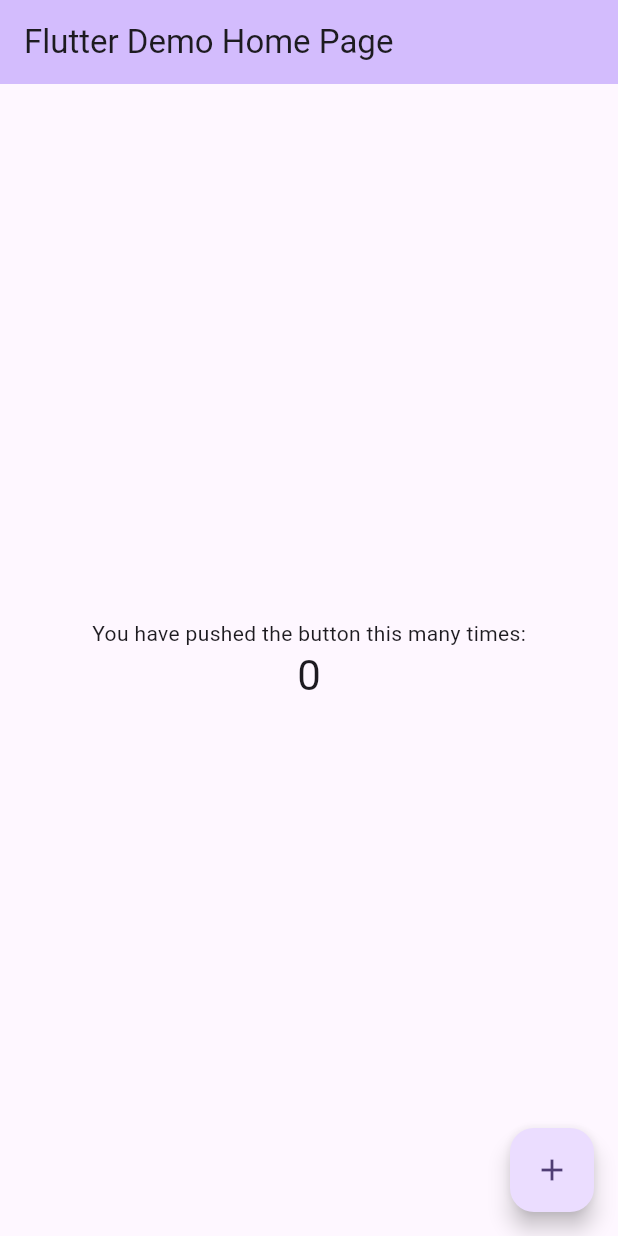
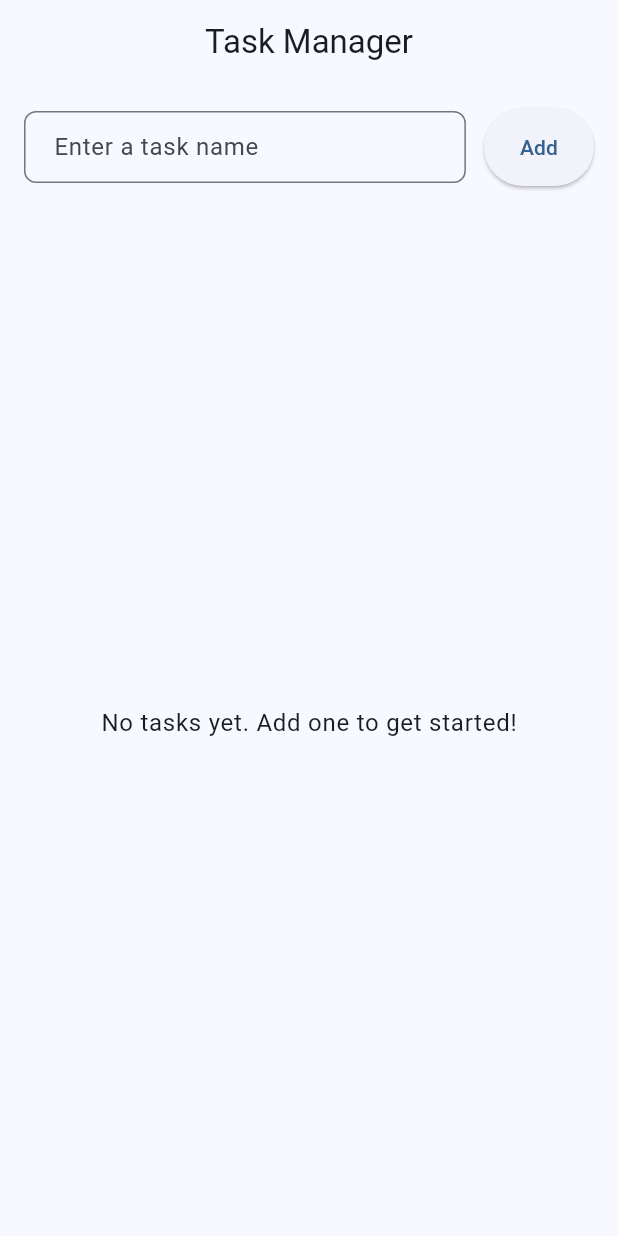
Before and after one commit to usmann56/taskmanager, a Flutter app: the screen it shows after launch, on a phone screen of 412 x 824 dp. Run offline on Flutter 3.47's test engine with Material 3 defaults, Android fonts, the phone set to English and light mode, and no system bars.

Commit message:
create delete and checkde tasks using state mang

```diff
--- a/lib/main.dart
+++ b/lib/main.dart
@@ -1,122 +1,164 @@
 import 'package:flutter/material.dart';
 
 void main() {
-  runApp(const MyApp());
+  runApp(const TaskApp());
 }
 
-class MyApp extends StatelessWidget {
-  const MyApp({super.key});
+class TaskApp extends StatelessWidget {
+  const TaskApp({Key? key}) : super(key: key);
 
-  // This widget is the root of your application.
   @override
   Widget build(BuildContext context) {
     return MaterialApp(
-      title: 'Flutter Demo',
+      title: 'Task Manager',
       theme: ThemeData(
-        // This is the theme of your application.
-        //
-        // TRY THIS: Try running your application with "flutter run". You'll see
-        // the application has a purple toolbar. Then, without quitting the app,
-        // try changing the seedColor in the colorScheme below to Colors.green
-        // and then invoke "hot reload" (save your changes or press the "hot
-        // reload" button in a Flutter-supported IDE, or press "r" if you used
-        // the command line to start the app).
-        //
-        // Notice that the counter didn't reset back to zero; the application
-        // state is not lost during the reload. To reset the state, use hot
-        // restart instead.
-        //
-        // This works for code too, not just values: Most code changes can be
-        // tested with just a hot reload.
-        colorScheme: ColorScheme.fromSeed(seedColor: Colors.deepPurple),
+        useMaterial3: true,
+        colorScheme: ColorScheme.fromSeed(seedColor: Colors.blue),
       ),
-      home: const MyHomePage(title: 'Flutter Demo Home Page'),
+      home: const TaskListScreen(),
     );
   }
 }
 
-class MyHomePage extends StatefulWidget {
-  const MyHomePage({super.key, required this.title});
+// Task model class
+class Task {
+  String name;
+  bool isCompleted;
 
-  // This widget is the home page of your application. It is stateful, meaning
-  // that it has a State object (defined below) that contains fields that affect
-  // how it looks.
+  Task({required this.name, this.isCompleted = false});
+}
 
-  // This class is the configuration for the state. It holds the values (in this
-  // case the title) provided by the parent (in this case the App widget) and
-  // used by the build method of the State. Fields in a Widget subclass are
-  // always marked "final".
-
-  final String title;
+// Main StatefulWidget
+class TaskListScreen extends StatefulWidget {
+  const TaskListScreen({Key? key}) : super(key: key);
 
   @override
-  State<MyHomePage> createState() => _MyHomePageState();
+  State<TaskListScreen> createState() => _TaskListScreenState();
 }
 
-class _MyHomePageState extends State<MyHomePage> {
-  int _counter = 0;
+class _TaskListScreenState extends State<TaskListScreen> {
+  final List<Task> _tasks = [];
+  final TextEditingController _taskController = TextEditingController();
 
-  void _incrementCounter() {
+  // Add a new task
+  void _addTask() {
+    if (_taskController.text.trim().isEmpty) {
+      ScaffoldMessenger.of(
+        context,
+      ).showSnackBar(const SnackBar(content: Text('Please enter a task name')));
+      return;
+    }
+
     setState(() {
-      // This call to setState tells the Flutter framework that something has
-      // changed in this State, which causes it to rerun the build method below
-      // so that the display can reflect the updated values. If we changed
-      // _counter without calling setState(), then the build method would not be
-      // called again, and so nothing would appear to happen.
-      _counter++;
+      _tasks.add(Task(name: _taskController.text.trim()));
+      _taskController.clear();
+    });
+  }
+
+  // Toggle task completion status
+  void _toggleTaskCompletion(int index) {
+    setState(() {
+      _tasks[index].isCompleted = !_tasks[index].isCompleted;
+    });
+  }
+
+  // Delete a task
+  void _deleteTask(int index) {
+    setState(() {
+      _tasks.removeAt(index);
     });
   }
 
   @override
+  void dispose() {
+    _taskController.dispose();
+    super.dispose();
+  }
+
+  @override
   Widget build(BuildContext context) {
-    // This method is rerun every time setState is called, for instance as done
-    // by the _incrementCounter method above.
-    //
-    // The Flutter framework has been optimized to make rerunning build methods
-    // fast, so that you can just rebuild anything that needs updating rather
-    // than having to individually change instances of widgets.
     return Scaffold(
-      appBar: AppBar(
-        // TRY THIS: Try changing the color here to a specific color (to
-        // Colors.amber, perhaps?) and trigger a hot reload to see the AppBar
-        // change color while the other colors stay the same.
-        backgroundColor: Theme.of(context).colorScheme.inversePrimary,
-        // Here we take the value from the MyHomePage object that was created by
-        // the App.build method, and use it to set our appbar title.
-        title: Text(widget.title),
+      appBar: AppBar(title: const Text('Task Manager'), centerTitle: true),
+      body: Column(
+        children: [
+          // Input section
+          Padding(
+            padding: const EdgeInsets.all(16.0),
+            child: Row(
+              children: [
+                Expanded(
+                  child: TextField(
+                    controller: _taskController,
+                    decoration: InputDecoration(
+                      hintText: 'Enter a task name',
+                      border: OutlineInputBorder(
+                        borderRadius: BorderRadius.circular(8),
+                      ),
+                      contentPadding: const EdgeInsets.symmetric(
+                        horizontal: 16,
+                        vertical: 12,
+                      ),
+                    ),
+                    onSubmitted: (_) => _addTask(),
+                  ),
+                ),
+                const SizedBox(width: 12),
+                ElevatedButton(
+                  onPressed: _addTask,
+                  style: ElevatedButton.styleFrom(
+                    padding: const EdgeInsets.symmetric(
+                      horizontal: 24,
+                      vertical: 16,
+                    ),
+                  ),
+                  child: const Text('Add'),
+                ),
+              ],
+            ),
+          ),
+          // Tasks list section
+          Expanded(
+            child: _tasks.isEmpty
+                ? Center(
+                    child: Text(
+                      'No tasks yet. Add one to get started!',
+                      style: Theme.of(context).textTheme.bodyLarge,
+                    ),
+                  )
+                : ListView.builder(
+                    padding: const EdgeInsets.symmetric(horizontal: 16),
+                    itemCount: _tasks.length,
+                    itemBuilder: (context, index) {
+                      final task = _tasks[index];
+                      return Card(
+                        margin: const EdgeInsets.symmetric(vertical: 8),
+                        child: ListTile(
+                          leading: Checkbox(
+                            value: task.isCompleted,
+                            onChanged: (_) => _toggleTaskCompletion(index),
+                          ),
+                          title: Text(
+                            task.name,
+                            style: TextStyle(
+                              decoration: task.isCompleted
+                                  ? TextDecoration.lineThrough
+                                  : TextDecoration.none,
+                              color: task.isCompleted
+                                  ? Colors.grey
+                                  : Colors.black,
+                            ),
+                          ),
+                          trailing: IconButton(
+                            icon: const Icon(Icons.delete, color: Colors.red),
+                            onPressed: () => _deleteTask(index),
+                          ),
+                        ),
+                      );
+                    },
+                  ),
+          ),
+        ],
       ),
-      body: Center(
-        // Center is a layout widget. It takes a single child and positions it
-        // in the middle of the parent.
-        child: Column(
-          // Column is also a layout widget. It takes a list of children and
-          // arranges them vertically. By default, it sizes itself to fit its
-          // children horizontally, and tries to be as tall as its parent.
-          //
-          // Column has various properties to control how it sizes itself and
-          // how it positions its children. Here we use mainAxisAlignment to
-          // center the children vertically; the main axis here is the vertical
-          // axis because Columns are vertical (the cross axis would be
-          // horizontal).
-          //
-          // TRY THIS: Invoke "debug painting" (choose the "Toggle Debug Paint"
-          // action in the IDE, or press "p" in the console), to see the
-          // wireframe for each widget.
-          mainAxisAlignment: MainAxisAlignment.center,
-          children: <Widget>[
-            const Text('You have pushed the button this many times:'),
-            Text(
-              '$_counter',
-              style: Theme.of(context).textTheme.headlineMedium,
-            ),
-          ],
-        ),
-      ),
-      floatingActionButton: FloatingActionButton(
-        onPressed: _incrementCounter,
-        tooltip: 'Increment',
-        child: const Icon(Icons.add),
-      ), // This trailing comma makes auto-formatting nicer for build methods.
     );
   }
 }
```
